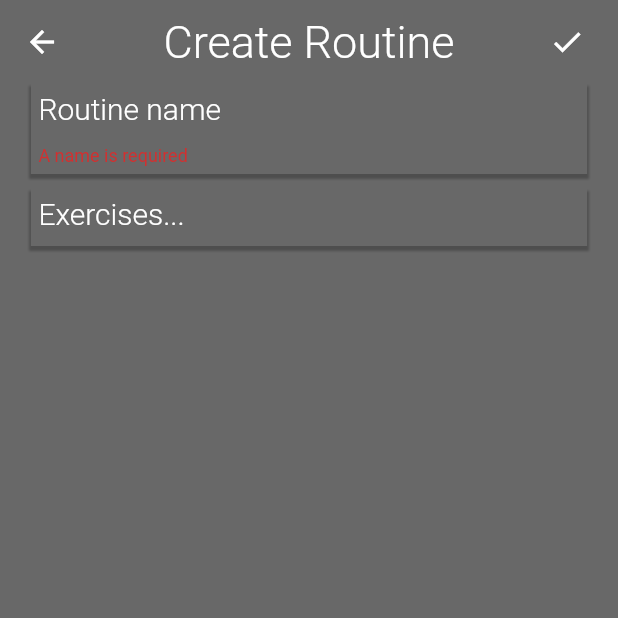
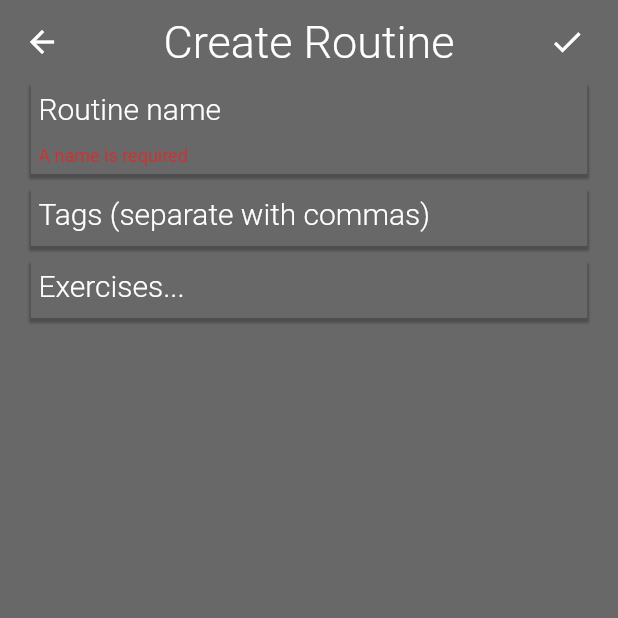
Before and after one commit to navidboloorian/exercise-timer, a Flutter app: the CreateRoutine screen opened by its route, after a tap on the "check" icon, on a phone screen of 412 x 824 dp, the top half of it. Run offline on Flutter 3.47's test engine with Material 2 defaults, Android fonts, the phone set to English and light mode, and no system bars; our stand-ins replace flutter_riverpod, sqflite; accounts and stored records are empty; Roboto replaces fonts that are missing (Montserrat).

Commit message:
added routine list to routine page

```diff
--- a/lib/db/database_helper.dart
+++ b/lib/db/database_helper.dart
@@ -6,7 +6,7 @@ import 'package:sqflite/sqflite.dart';
 import 'models/shared_models.dart';
 
 class DatabaseHelper {
-  static const String _dbName = 'local2.db';
+  static const String _dbName = 'local3.db';
   static const String _exerciseTable = 'exercises';
   static const String _routineTable = 'routines';
   static const String _routineExerciseTable = 'routine_exercises';
@@ -41,7 +41,7 @@ class DatabaseHelper {
               $_descriptionCol TEXT,
               $_isWeightedCol INTEGER NOT NULL,
               $_isTimedCol INTEGER NOT NULL,
-              $_tagsCol STRING
+              $_tagsCol TEXT
             );
           ''',
         );
@@ -52,6 +52,7 @@ class DatabaseHelper {
             (
               $_idCol INTEGER PRIMARY KEY AUTOINCREMENT,
               $_nameCol TEXT NOT NULL,
+              $_tagsCol TEXT,
               $_descriptionCol TEXT
             );
           ''',
--- a/lib/db/models/routine.dart
+++ b/lib/db/models/routine.dart
@@ -2,23 +2,27 @@ class Routine {
   final int? id;
   final String name;
   final String description;
+  final List<String> tags;
 
   const Routine({
     this.id,
     required this.name,
     required this.description,
+    required this.tags,
   });
 
   Routine.fromMap(Map<String, dynamic> map)
       : id = map['id'],
         name = map['name'],
-        description = map['description'];
+        description = map['description'],
+        tags = map['tags'].isNotEmpty ? map['tags'].split(',') : [];
 
   Map<String, Object?> toMap() {
     return {
       'id': id,
       'name': name,
       'description': description,
+      'tags': tags.join(','),
     };
   }
 }
--- a/lib/main.dart
+++ b/lib/main.dart
@@ -1,3 +1,4 @@
+import 'package:exercise_timer/ui/shared/providers/routine_list_provider.dart';
 import 'package:flutter/material.dart';
 import 'package:flutter_riverpod/flutter_riverpod.dart';
 
@@ -22,8 +23,11 @@ class App extends ConsumerStatefulWidget {
 class _AppState extends ConsumerState<App> {
   void getExercises() async {
     List<Exercise> dbExerciseList = await DatabaseHelper.getExercises();
+    List<Routine> dbRoutineList = await DatabaseHelper.getRoutines();
 
+    // set the routine and exercise list with information from database
     ref.watch(exerciseListProvider.notifier).set(dbExerciseList);
+    ref.watch(routineListProvider.notifier).set(dbRoutineList);
   }
 
   @override
--- a/lib/ui/pages/routines/create_routine.dart
+++ b/lib/ui/pages/routines/create_routine.dart
@@ -29,6 +29,7 @@ class _CreateRoutineState extends ConsumerState<CreateRoutine> {
 
   // used to manipulate the text in the corresponding text fields
   final _nameController = TextEditingController();
+  final _tagsController = TextEditingController();
 
   final List<TextEditingController> restControllerList =
       <TextEditingController>[];
@@ -54,6 +55,9 @@ class _CreateRoutineState extends ConsumerState<CreateRoutine> {
 
   @override
   Widget build(BuildContext context) {
+    // list of all routines
+    final routineList = ref.watch(routineListProvider.notifier);
+
     // list of the current exercises in the current routine
     final routineExerciseListRead = ref.watch(routineExerciseListProvider);
     final routineExerciseList = ref.watch(routineExerciseListProvider.notifier);
@@ -113,9 +117,17 @@ class _CreateRoutineState extends ConsumerState<CreateRoutine> {
       if (_formKey.currentState!.validate()) {
         String name = _nameController.text;
         String description = 'blank';
+        List<String> tagsList = [];
 
-        int routineId = await DatabaseHelper.insertRoutine(
-            Routine(name: name, description: description));
+        if (_tagsController.text.isNotEmpty) {
+          tagsList = _tagsController.text.split(',');
+        }
+
+        Routine routine =
+            Routine(name: name, description: description, tags: tagsList);
+
+        int routineId = await DatabaseHelper.insertRoutine(routine);
+        routineList.add(routine);
 
         for (RoutineExercise routineExercise in routineExerciseListRead) {
           routineExercise.routineId = routineId;
@@ -174,6 +186,16 @@ class _CreateRoutineState extends ConsumerState<CreateRoutine> {
                         }
                         return null;
                       },
+                    ),
+                  ),
+                  DropShadowContainer(
+                    child: TextFormField(
+                      maxLines: null,
+                      decoration: const InputDecoration(
+                        hintText: 'Tags (separate with commas)',
+                        counterText: '',
+                      ),
+                      controller: _tagsController,
                     ),
                   ),
                   ReorderableListView(
```
Also changed, not shown: lib/ui/pages/routines.dart (+57 -15 lines), lib/ui/shared/providers/routine_list_provider.dart (+7 -6 lines).
